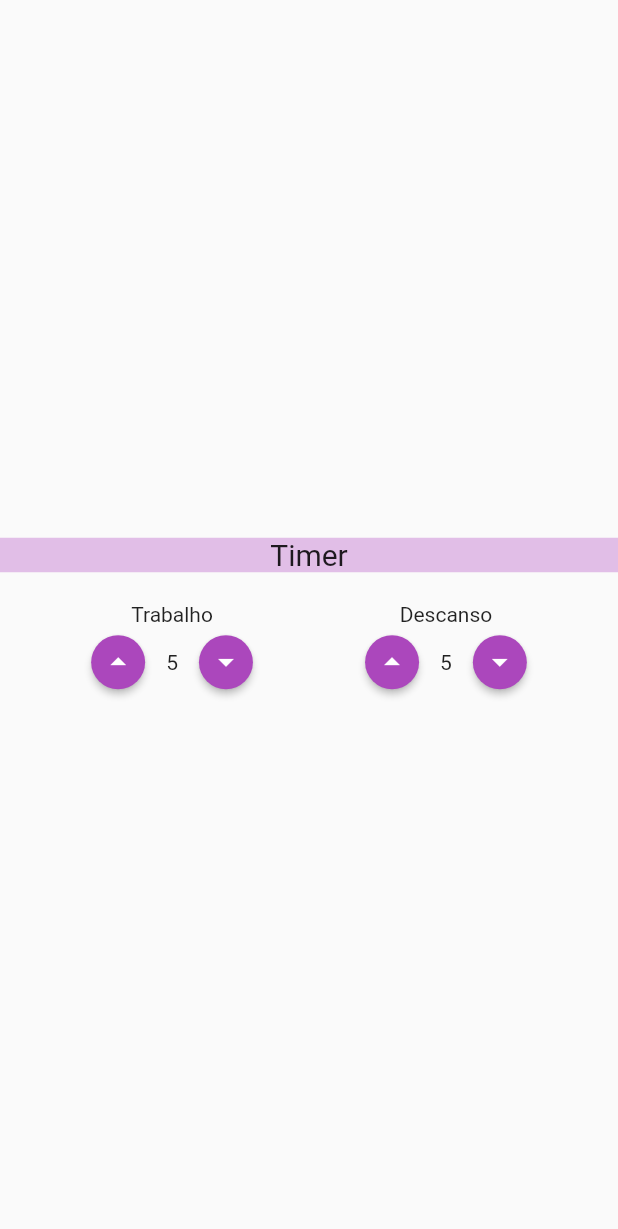
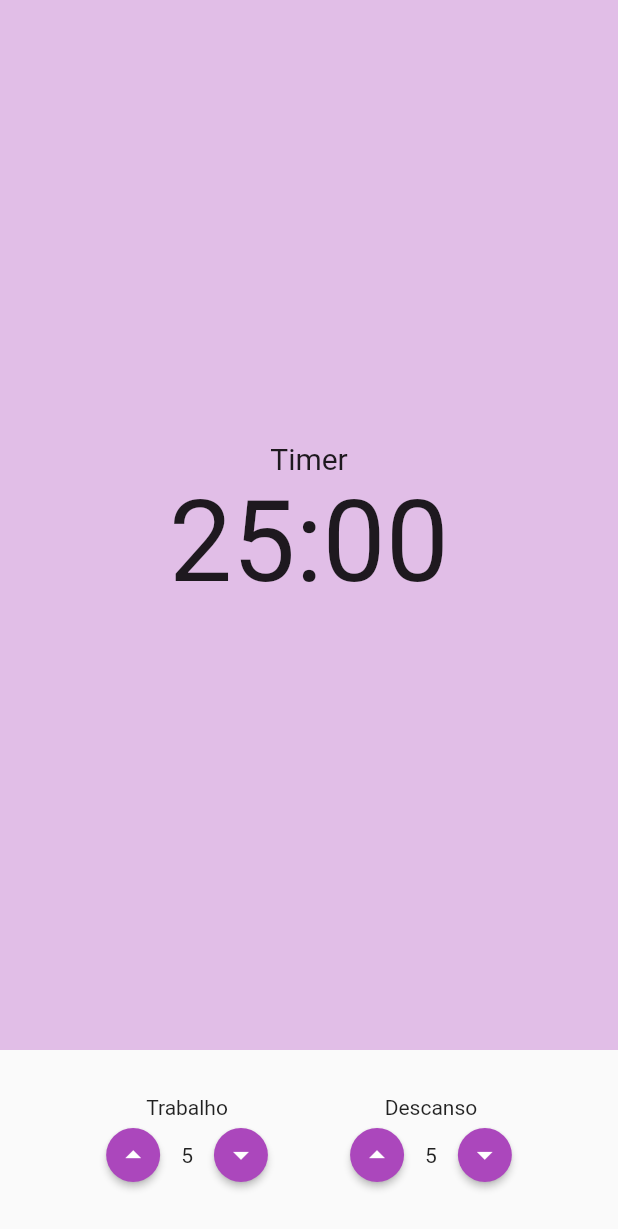
Before and after one commit to lemtd/mobx_project, a Flutter app: the screen it shows after launch, on a phone screen of 412 x 824 dp. Shown: the top 1229 px of the screen. Run offline on Flutter 3.47's test engine with Material 2 defaults, Android fonts, the phone set to English and light mode, and no system bars; our stand-ins replace flutter_mobx, flutter_modular, mobx; generated files the repository leaves out were written again.

Commit message:
Timer component adjustingment

```diff
--- a/lib/app/modules/components/timer.dart
+++ b/lib/app/modules/components/timer.dart
@@ -8,10 +8,15 @@ class Timer extends StatelessWidget {
     return Container(
       color: Colors.purple[100],
       child: Column(
+        mainAxisAlignment: MainAxisAlignment.center,
         children: [
           Text(
             'Timer',
             style: TextStyle(fontSize: 20),
+          ),
+          Text(
+            '25:00',
+            style: TextStyle(fontSize: 75),
           ),
         ],
       ),
--- a/lib/app/modules/pages/pomodoro.dart
+++ b/lib/app/modules/pages/pomodoro.dart
@@ -12,16 +12,18 @@ class Pomodoro extends StatelessWidget {
         mainAxisAlignment: MainAxisAlignment.center,
         crossAxisAlignment: CrossAxisAlignment.stretch,
         children: [
-          Timer(),
-          SizedBox(
-            height: 20,
+          Expanded(
+            child: Timer(),
           ),
-          Row(
-            mainAxisAlignment: MainAxisAlignment.spaceEvenly,
-            children: [
-              InputTime(initial_time: 5, alert: 'Trabalho'),
-              InputTime(initial_time: 5, alert: 'Descanso'),
-            ],
+          Padding(
+            padding: const EdgeInsets.all(30),
+            child: Row(
+              mainAxisAlignment: MainAxisAlignment.spaceEvenly,
+              children: [
+                InputTime(initial_time: 5, alert: 'Trabalho'),
+                InputTime(initial_time: 5, alert: 'Descanso'),
+              ],
+            ),
           ),
         ],
       ),
```
